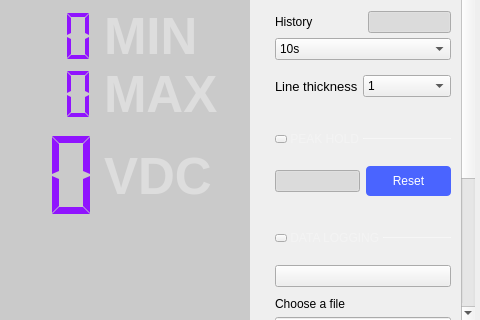
Above: ui/dmm.ui from analogdevicesinc/scopy before the change; both pictures show x 420 to 900 and y 510 to 830 of the 900 by 830 pixel window. Below: the same form after it.
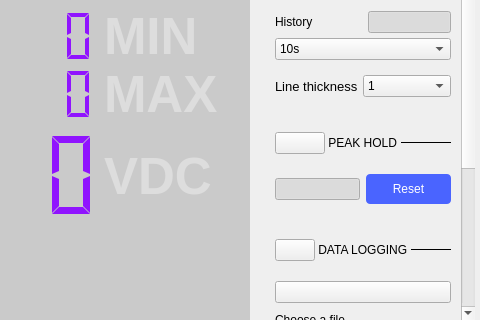
That is the form after the change. Icons and pictures are not drawn. Custom widgets are drawn as their Qt base class.

```diff
--- a/ui/dmm.ui
+++ b/ui/dmm.ui
@@ -835,7 +835,7 @@
            <x>0</x>
            <y>0</y>
            <width>186</width>
-           <height>1065</height>
+           <height>1102</height>
           </rect>
          </property>
          <property name="sizePolicy">
@@ -1437,24 +1437,6 @@
             </property>
             <item>
              <widget class="QPushButton" name="btnCollapsePeakHold">
-              <property name="styleSheet">
-               <string notr="true">QPushButton {
-  max-height: 6px;
-  max-width: 10px;
-  border-image: url(:/icons/sba_cmb_box_arrow.svg);
-}
-
-QPushButton:checked
-{
-  max-height: 10px;
-  max-width:  6px;
-border-image: url(:/icons/sba_cmb_box_arrow_right.svg);
-}
-
-
-
-</string>
-              </property>
               <property name="text">
                <string/>
               </property>
@@ -1471,12 +1453,6 @@
                 <verstretch>0</verstretch>
                </sizepolicy>
               </property>
-              <property name="styleSheet">
-               <string notr="true">QLabel {
-  font-size: 12px;
-  color: rgba(255, 255, 255, 70);
-}</string>
-              </property>
               <property name="text">
                <string> PEAK HOLD </string>
               </property>
@@ -1496,9 +1472,6 @@
                 <height>1</height>
                </size>
               </property>
-              <property name="styleSheet">
-               <string notr="true">border: 1px solid rgba(255, 255, 255, 70);</string>
-              </property>
               <property name="frameShadow">
                <enum>QFrame::Plain</enum>
               </property>
@@ -1627,24 +1600,6 @@
             </property>
             <item>
              <widget class="QPushButton" name="btnCollapseDataLog">
-              <property name="styleSheet">
-               <string notr="true">QPushButton {
-  max-height: 6px;
-  max-width: 10px;
-  border-image: url(:/icons/sba_cmb_box_arrow.svg);
-}
-
-QPushButton:checked
-{
-  max-height: 10px;
-  max-width:  6px;
-border-image: url(:/icons/sba_cmb_box_arrow_right.svg);
-}
-
-
-
-</string>
-              </property>
               <property name="text">
                <string/>
               </property>
@@ -1661,12 +1616,6 @@
                 <verstretch>0</verstretch>
                </sizepolicy>
               </property>
-              <property name="styleSheet">
-               <string notr="true">QLabel {
-  font-size: 12px;
-  color: rgba(255, 255, 255, 70);
-}</string>
-              </property>
               <property name="text">
                <string> DATA LOGGING </string>
               </property>
@@ -1686,9 +1635,6 @@
                 <height>1</height>
                </size>
               </property>
-              <property name="styleSheet">
-               <string notr="true">border: 1px solid rgba(255, 255, 255, 70);</string>
-              </property>
               <property name="frameShadow">
                <enum>QFrame::Plain</enum>
               </property>
```
Left out of the diff: 20 changed lines with no effect on the pictures.
